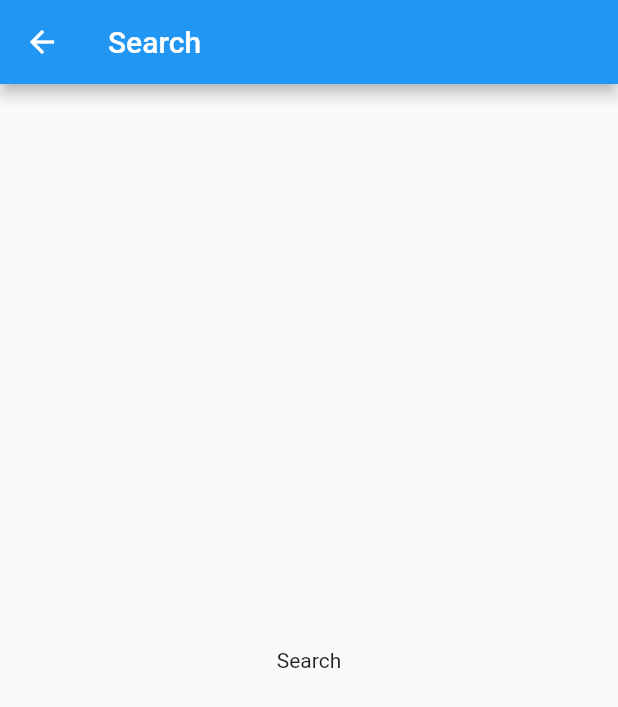
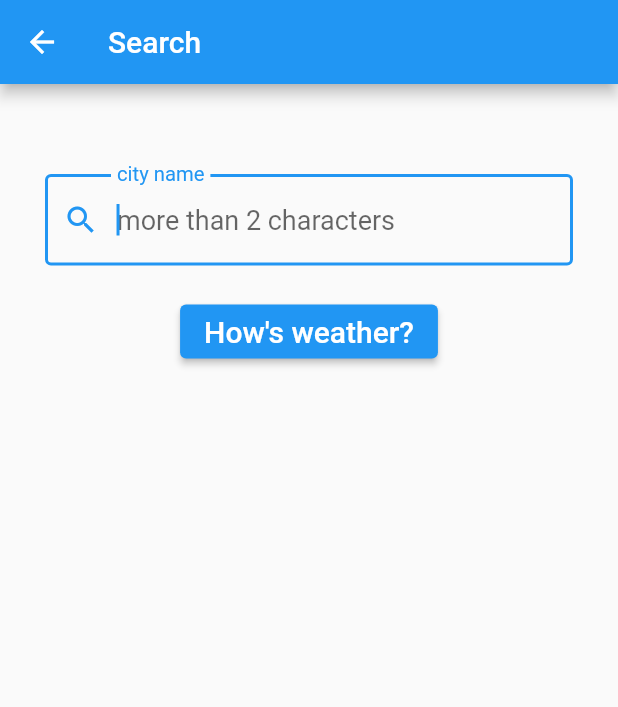
Before and after one commit to dastagg/YDE-F-weather-cubit, a Flutter app: the SearchPage screen opened directly, on a phone screen of 412 x 824 dp. Shown: the top 707 px of the screen. Run offline on Flutter 3.47's test engine with Material 2 defaults, Android fonts, the phone set to English and light mode, and no system bars; our stand-ins replace bloc, equatable, flutter_bloc.

Commit message:
Add search for city to UI.

```diff
--- a/lib/pages/home_page.dart
+++ b/lib/pages/home_page.dart
@@ -1,6 +1,7 @@
 import 'package:flutter/material.dart';
 import 'package:flutter_bloc/flutter_bloc.dart';
 import 'package:weather_cubit/cubits/weather/weather_cubit.dart';
+import 'package:weather_cubit/pages/search_page.dart';
 
 class HomePage extends StatefulWidget {
   const HomePage({Key? key}) : super(key: key);
@@ -10,21 +11,30 @@ class HomePage extends StatefulWidget {
 }
 
 class _HomePageState extends State<HomePage> {
-  @override
-  void initState() {
-    super.initState();
-    _fetchWeather();
-  }
-
-  _fetchWeather() {
-    context.read<WeatherCubit>().fetchWeather('london');
-  }
+  String? _city;
 
   @override
   Widget build(BuildContext context) {
     return Scaffold(
       appBar: AppBar(
         title: const Text('Weather'),
+        actions: [
+          IconButton(
+            icon: const Icon(Icons.search),
+            onPressed: () async {
+              _city = await Navigator.push(
+                context,
+                MaterialPageRoute(builder: (context) {
+                  return const SearchPage();
+                }),
+              );
+              print(_city);
+              if (_city != null) {
+                context.read<WeatherCubit>().fetchWeather(_city!);
+              }
+            },
+          ),
+        ],
       ),
       body: const Center(
         child: Text('Home'),
--- a/lib/pages/search_page.dart
+++ b/lib/pages/search_page.dart
@@ -8,15 +8,69 @@ class SearchPage extends StatefulWidget {
 }
 
 class _SearchPageState extends State<SearchPage> {
+  final _formKey = GlobalKey<FormState>();
+  String? _city;
+
+  void _submit() {
+    setState(() {
+      autovalidateMode = AutovalidateMode.always;
+    });
+
+    final form = _formKey.currentState;
+
+    if (form != null && form.validate()) {
+      form.save();
+      Navigator.pop(context, _city!.trim());
+    }
+  }
+
+  AutovalidateMode autovalidateMode = AutovalidateMode.disabled;
   @override
   Widget build(BuildContext context) {
     return Scaffold(
-      appBar: AppBar(
-        title: const Text('Search'),
-      ),
-      body: const Center(
-        child: Text('Search'),
-      ),
-    );
+        appBar: AppBar(
+          title: const Text('Search'),
+        ),
+        body: Form(
+          key: _formKey,
+          autovalidateMode: autovalidateMode,
+          child: Column(
+            children: [
+              const SizedBox(height: 60.0),
+              Padding(
+                padding: const EdgeInsets.symmetric(horizontal: 30.0),
+                child: TextFormField(
+                  autofocus: true,
+                  style: const TextStyle(fontSize: 18.0),
+                  decoration: const InputDecoration(
+                    labelText: 'city name',
+                    hintText: 'more than 2 characters',
+                    prefixIcon: Icon(Icons.search),
+                    border: OutlineInputBorder(),
+                  ),
+                  validator: (String? input) {
+                    if (input == null || input.trim().length < 2) {
+                      return 'City name must be at least 2 characters long';
+                    }
+                    return null;
+                  },
+                  onSaved: (String? input) {
+                    _city = input;
+                  },
+                ),
+              ),
+              const SizedBox(
+                height: 20.0,
+              ),
+              ElevatedButton(
+                onPressed: _submit,
+                child: const Text(
+                  "How's weather?",
+                  style: TextStyle(fontSize: 20.0),
+                ),
+              ),
+            ],
+          ),
+        ));
   }
 }
```
